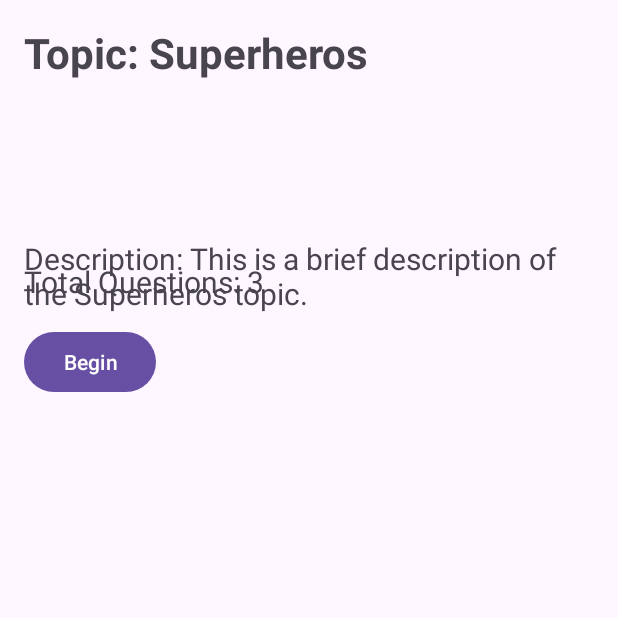
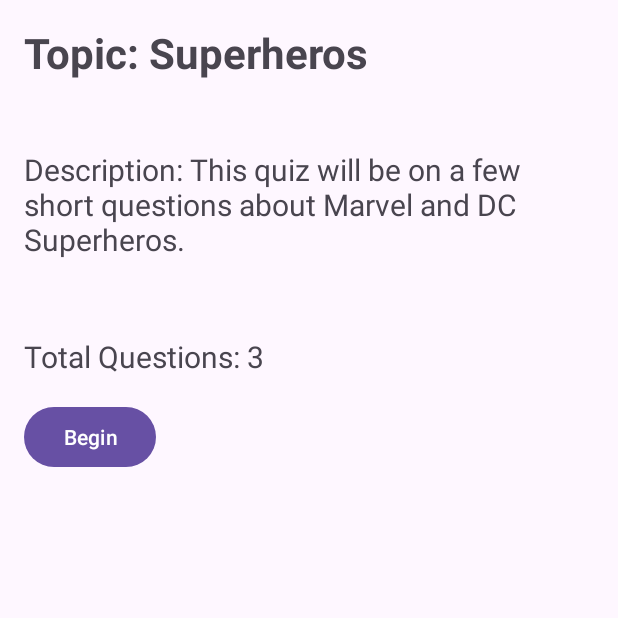
Before and after one commit to phariha/QuizDroid, an Android app: the screen it shows after launch (TopicOverview), after a tap on "Superheros", on a phone screen of 412 x 824 dp, the top half of it. Run offline under Robolectric (Android 15) with nearby library versions, the phone set to English and light mode, and no system bars.

Commit message:
layout works now, looks better and has all components

```diff
--- a/app/src/main/java/edu/uw/ischool/phariha/quizdroid/TopicOverview.kt
+++ b/app/src/main/java/edu/uw/ischool/phariha/quizdroid/TopicOverview.kt
@@ -16,9 +16,9 @@ class TopicOverview : AppCompatActivity() {
         topicTextView.text = "Topic: $selectedTopic"
 
         val description = when (selectedTopic) {
-            "Math" -> "This is a brief description of the Math topic."
-            "Physics" -> "This is a brief description of the Physics topic."
-            "Superheros" -> "This is a brief description of the Superheros topic."
+            "Math" -> "This quiz will be on a few short questions about algebra."
+            "Physics" -> "This quiz will be on a few short questions about Newton's laws."
+            "Superheros" -> "This quiz will be on a few short questions about Marvel and DC Superheros."
             else -> "No description available for $selectedTopic"
         }
 
--- a/app/src/main/res/layout/activity_topic_overview.xml
+++ b/app/src/main/res/layout/activity_topic_overview.xml
@@ -1,12 +1,15 @@
 <?xml version="1.0" encoding="utf-8"?>
 <androidx.constraintlayout.widget.ConstraintLayout xmlns:android="http://schemas.android.com/apk/res/android"
+    xmlns:tools="http://schemas.android.com/tools"
     android:layout_width="match_parent"
     android:layout_height="match_parent">
 
     <RelativeLayout
         android:layout_width="match_parent"
         android:layout_height="match_parent"
-        android:padding="16dp">
+        android:padding="16dp"
+        tools:layout_editor_absoluteX="0dp"
+        tools:layout_editor_absoluteY="-29dp">
 
         <TextView
             android:id="@+id/topic"
@@ -24,7 +27,7 @@
             android:layout_width="match_parent"
             android:layout_height="wrap_content"
             android:layout_below="@id/topic"
-            android:layout_marginTop="112dp"
+            android:layout_marginTop="162dp"
             android:paddingBottom="16dp"
             android:text="Total Questions: 3"
             android:textSize="20dp" />
@@ -34,14 +37,14 @@
             android:layout_width="wrap_content"
             android:layout_height="wrap_content"
             android:layout_below="@id/total"
-            android:text="Begin"/>
+            android:text="Begin" />
 
         <TextView
             android:id="@+id/description"
             android:layout_width="380dp"
             android:layout_height="99dp"
-            android:layout_alignParentBottom="true"
-            android:layout_marginBottom="550dp"
+            android:layout_below="@+id/topic"
+            android:layout_marginTop="37dp"
             android:text="Description"
             android:textSize="20dp" />
 
```
